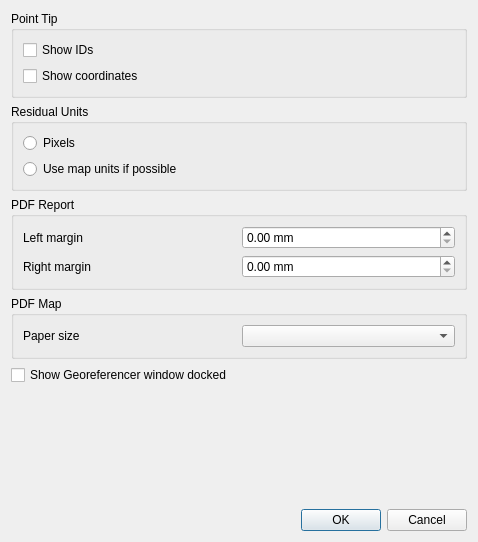
First picture: the form in src/plugins/georeferencer/qgsgeorefconfigdialogbase.ui, repository mj10777/QGIS, before the edit.
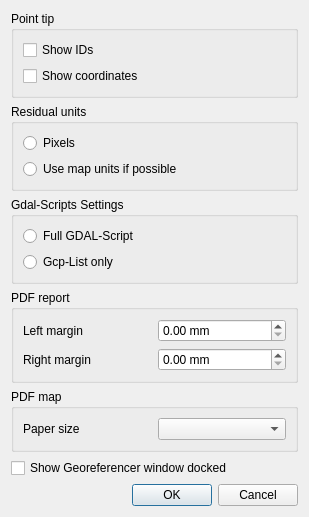
Second picture: the form after the edit. Custom widgets are drawn as their Qt base class.

Commit message: Added TIFFTAGs, Nodata and Cutline to gdal script. Option to return only Gcp-List in QgsGeorefConfigDialog.

What changed in the file:
```diff
--- a/src/plugins/georeferencer/qgsgeorefconfigdialogbase.ui
+++ b/src/plugins/georeferencer/qgsgeorefconfigdialogbase.ui
@@ -6,31 +6,18 @@
    <rect>
     <x>0</x>
     <y>0</y>
-    <width>478</width>
-    <height>542</height>
+    <width>309</width>
+    <height>443</height>
    </rect>
   </property>
   <property name="windowTitle">
    <string>Configure Georeferencer</string>
   </property>
   <layout class="QGridLayout" name="gridLayout_4">
-   <item row="5" column="0">
-    <spacer name="verticalSpacer">
-     <property name="orientation">
-      <enum>Qt::Vertical</enum>
-     </property>
-     <property name="sizeHint" stdset="0">
-      <size>
-       <width>20</width>
-       <height>40</height>
-      </size>
-     </property>
-    </spacer>
-   </item>
    <item row="0" column="0">
     <widget class="QGroupBox" name="mPointTipGroupBox">
      <property name="title">
-      <string>Point Tip</string>
+      <string>Point tip</string>
      </property>
      <layout class="QGridLayout" name="gridLayout">
       <item row="0" column="0">
@@ -50,50 +37,56 @@
      </layout>
     </widget>
    </item>
-   <item row="4" column="0">
-    <widget class="QCheckBox" name="mShowDockedCheckBox">
-     <property name="text">
-      <string>Show Georeferencer window docked</string>
-     </property>
-    </widget>
-   </item>
-   <item row="6" column="0">
-    <widget class="QDialogButtonBox" name="buttonBox">
-     <property name="orientation">
-      <enum>Qt::Horizontal</enum>
-     </property>
-     <property name="standardButtons">
-      <set>QDialogButtonBox::Cancel|QDialogButtonBox::Ok</set>
-     </property>
-    </widget>
-   </item>
-   <item row="3" column="0">
-    <widget class="QGroupBox" name="groupBox">
+   <item row="1" column="0">
+    <widget class="QGroupBox" name="mResidualUnitsGroupBox">
      <property name="title">
-      <string>PDF Map</string>
+      <string>Residual units</string>
      </property>
-     <layout class="QGridLayout" name="gridLayout_5">
+     <layout class="QGridLayout" name="gridLayout_3">
       <item row="0" column="0">
-       <layout class="QHBoxLayout" name="horizontalLayout_3">
-        <item>
-         <widget class="QLabel" name="label_3">
-          <property name="text">
-           <string>Paper size</string>
-          </property>
-         </widget>
-        </item>
-        <item>
-         <widget class="QComboBox" name="mPaperSizeComboBox"/>
-        </item>
-       </layout>
+       <widget class="QRadioButton" name="mPixelsButton">
+        <property name="text">
+         <string>Pixels</string>
+        </property>
+       </widget>
+      </item>
+      <item row="1" column="0">
+       <widget class="QRadioButton" name="mMapUnitsButton">
+        <property name="text">
+         <string>Use map units if possible</string>
+        </property>
+       </widget>
       </item>
      </layout>
     </widget>
    </item>
    <item row="2" column="0">
+    <widget class="QGroupBox" name="mResidualUnitsGroupBox">
+     <property name="title">
+      <string>Gdal-Scripts Settings</string>
+     </property>
+     <layout class="QGridLayout" name="gridLayout_gdal">
+      <item row="0" column="0">
+       <widget class="QRadioButton" name="mGdalFullButton">
+        <property name="text">
+         <string>Full GDAL-Script</string>
+        </property>
+       </widget>
+      </item>
+      <item row="2" column="0">
+       <widget class="QRadioButton" name="mGdalGcpButton">
+        <property name="text">
+         <string>Gcp-List only</string>
+        </property>
+       </widget>
+      </item>
+     </layout>
+    </widget>
+   </item>
+   <item row="3" column="0">
     <widget class="QGroupBox" name="mPdfReportGroupBox">
      <property name="title">
-      <string>PDF Report</string>
+      <string>PDF report</string>
      </property>
      <layout class="QGridLayout" name="gridLayout_2">
       <item row="0" column="0">
@@ -144,29 +137,59 @@
      </layout>
     </widget>
    </item>
-   <item row="1" column="0">
-    <widget class="QGroupBox" name="mResidualUnitsGroupBox">
+   <item row="5" column="0">
+    <widget class="QCheckBox" name="mShowDockedCheckBox">
+     <property name="text">
+      <string>Show Georeferencer window docked</string>
+     </property>
+    </widget>
+   </item>
+   <item row="7" column="0">
+    <widget class="QDialogButtonBox" name="buttonBox">
+     <property name="orientation">
+      <enum>Qt::Horizontal</enum>
+     </property>
+     <property name="standardButtons">
+      <set>QDialogButtonBox::Cancel|QDialogButtonBox::Ok</set>
+     </property>
+    </widget>
+   </item>
+   <item row="4" column="0">
+    <widget class="QGroupBox" name="groupBox">
      <property name="title">
-      <string>Residual Units</string>
+      <string>PDF map</string>
      </property>
-     <layout class="QGridLayout" name="gridLayout_3">
+     <layout class="QGridLayout" name="gridLayout_5">
       <item row="0" column="0">
-       <widget class="QRadioButton" name="mPixelsButton">
-        <property name="text">
-         <string>Pixels</string>
-        </property>
-       </widget>
-      </item>
-      <item row="1" column="0">
-       <widget class="QRadioButton" name="mMapUnitsButton">
-        <property name="text">
-         <string>Use map units if possible</string>
-        </property>
-       </widget>
+       <layout class="QHBoxLayout" name="horizontalLayout_3">
+        <item>
+         <widget class="QLabel" name="label_3">
+          <property name="text">
+           <string>Paper size</string>
+          </property>
+         </widget>
+        </item>
+        <item>
+         <widget class="QComboBox" name="mPaperSizeComboBox"/>
+        </item>
+       </layout>
       </item>
      </layout>
     </widget>
    </item>
+   <item row="6" column="0">
+    <spacer name="verticalSpacer">
+     <property name="orientation">
+      <enum>Qt::Vertical</enum>
+     </property>
+     <property name="sizeHint" stdset="0">
+      <size>
+       <width>20</width>
+       <height>40</height>
+      </size>
+     </property>
+    </spacer>
+   </item>
   </layout>
  </widget>
  <customwidgets>
```
The commit also changes 5 other files.
